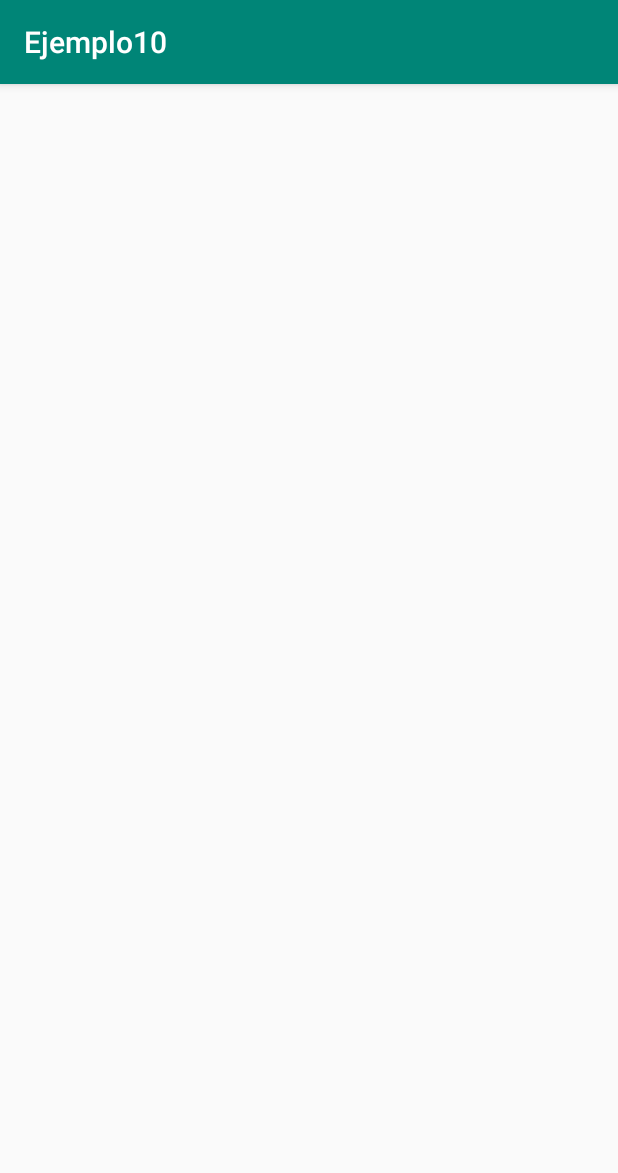
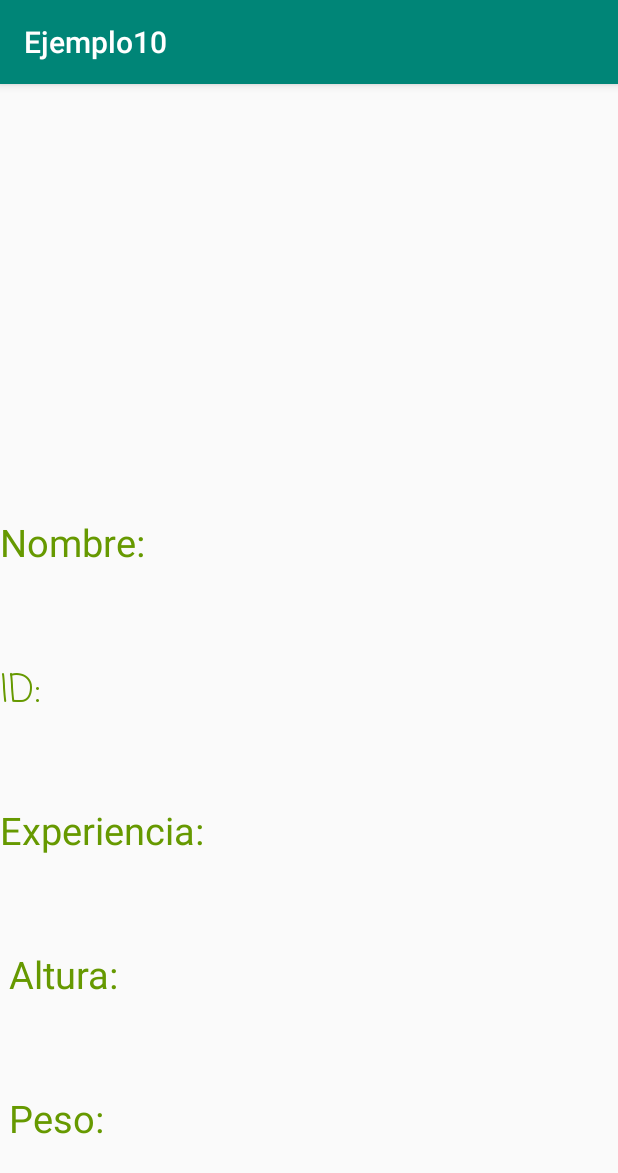
Before and after one commit to JoseDFS/TallerDos, an Android app: the CoinViewer screen opened directly, with no data from a screen before it, on a phone screen of 412 x 824 dp. Shown: the top 1173 px of the screen. Run offline under Robolectric (Android 15) with nearby library versions, the phone set to English and light mode, and no system bars.

Commit message:
agregando el layout

```diff
--- a/app/src/main/res/layout/activity_coin_viewer.xml
+++ b/app/src/main/res/layout/activity_coin_viewer.xml
@@ -1,10 +1,64 @@
 <?xml version="1.0" encoding="utf-8"?>
-<android.support.constraint.ConstraintLayout
-        xmlns:android="http://schemas.android.com/apk/res/android"
-        xmlns:tools="http://schemas.android.com/tools"
-        xmlns:app="http://schemas.android.com/apk/res-auto"
-        android:layout_width="match_parent"
-        android:layout_height="match_parent"
-        tools:context="com.dany.coins.CoinViewer">
+<LinearLayout xmlns:android="http://schemas.android.com/apk/res/android" xmlns:tools="http://schemas.android.com/tools"
+    android:orientation="vertical"
+    android:layout_width="match_parent"
+    android:layout_height="match_parent"
+    android:layout_gravity="center"
 
-</android.support.constraint.ConstraintLayout>
+    tools:context=".CoinViewer">
+
+    <LinearLayout android:layout_width="match_parent" android:layout_height="0dp" android:layout_weight="3" android:orientation="horizontal" android:gravity="center">
+
+        <ImageView android:layout_width="200dp" android:layout_height="200dp" android:id="@+id/iv_pokemon2" android:layout_margin="8dp"
+            />
+
+
+    </LinearLayout>
+
+    <LinearLayout android:layout_width="match_parent" android:layout_height="0dp" android:layout_weight="1" android:orientation="horizontal">
+        <TextView android:layout_width="wrap_content" android:layout_height="wrap_content"
+            android:textSize="25dp"
+            android:text="Nombre: " android:textColor="@android:color/holo_green_dark" />
+        <TextView android:layout_width="wrap_content" android:layout_height="wrap_content" android:textSize="25dp"
+            android:id="@+id/tv_nombre" android:textColor="@android:color/holo_green_dark" />
+
+    </LinearLayout>
+
+    <LinearLayout android:layout_width="match_parent"  android:layout_height="0dp" android:layout_weight="1" android:orientation="horizontal">
+        <TextView android:layout_width="wrap_content" android:layout_height="wrap_content"
+            android:text="ID: "  android:textSize="25dp" android:textColor="@android:color/holo_green_dark" android:fontFamily="casual"/>
+        <TextView android:layout_width="wrap_content" android:layout_height="wrap_content" android:textSize="25dp"
+            android:id="@+id/tv_id"  android:textColor="@android:color/holo_green_dark"/>
+
+    </LinearLayout>
+
+    <LinearLayout android:layout_width="match_parent"  android:layout_height="0dp" android:layout_weight="1" android:orientation="horizontal">
+        <TextView android:layout_width="wrap_content" android:layout_height="wrap_content" android:textSize="25dp"
+            android:text="Experiencia: " android:textColor="@android:color/holo_green_dark" />
+        <TextView android:layout_width="wrap_content" android:layout_height="wrap_content" android:textSize="25dp"
+            android:id="@+id/tv_experiencia" android:textColor="@android:color/holo_green_dark" />
+
+    </LinearLayout>
+    <LinearLayout android:layout_width="match_parent"  android:layout_height="0dp" android:layout_weight="1" android:orientation="horizontal">
+        <TextView android:layout_width="wrap_content" android:layout_height="wrap_content" android:textSize="25dp"
+            android:text=" Altura: "   android:textColor="@android:color/holo_green_dark" />
+        <TextView android:layout_width="wrap_content" android:layout_height="wrap_content" android:textSize="25dp"
+            android:id="@+id/tv_altura" android:textColor="@android:color/holo_green_dark" />
+
+    </LinearLayout>
+    <LinearLayout android:layout_width="match_parent"  android:layout_height="0dp" android:layout_weight="1" android:orientation="horizontal">
+
+        <TextView android:layout_width="wrap_content" android:layout_height="wrap_content" android:textSize="25dp"
+            android:text=" Peso: " android:textColor="@android:color/holo_green_dark" />
+        <TextView android:layout_width="wrap_content" android:layout_height="wrap_content" android:textSize="25dp"
+            android:id="@+id/tv_peso" android:textColor="@android:color/holo_green_dark" />
+
+    </LinearLayout>
+
+
+
+
+
+
+
+</LinearLayout>
```
